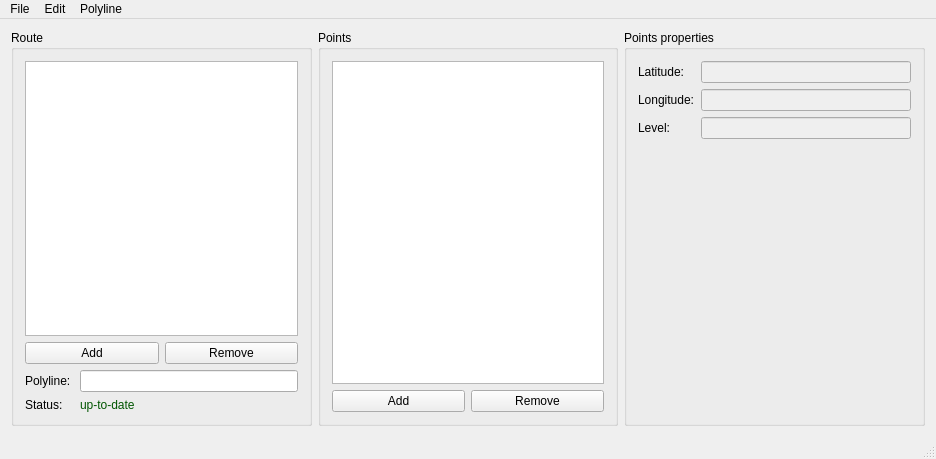
YAXo-O/Software-Engeneering, file Lab01/mainwindow.ui: the form before one commit.
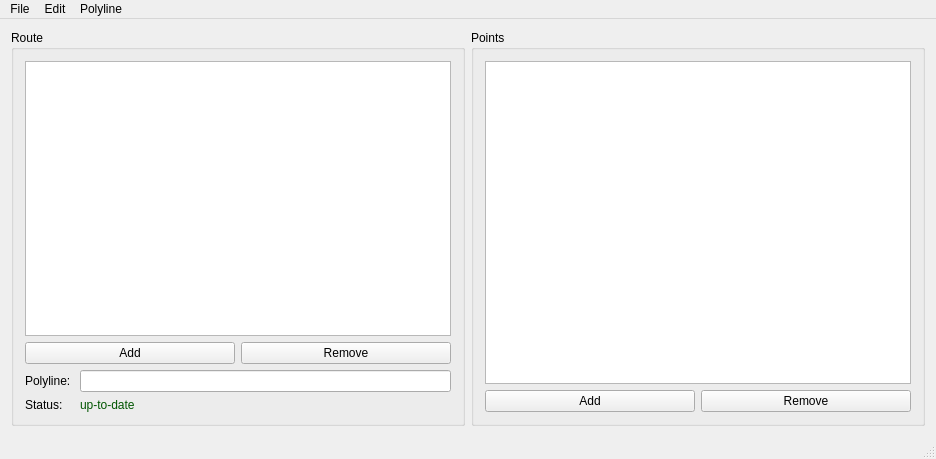
The form after the commit.

Patch:
```diff
--- a/Lab01/mainwindow.ui
+++ b/Lab01/mainwindow.ui
@@ -110,57 +110,6 @@
       </layout>
      </widget>
     </item>
-    <item>
-     <widget class="QGroupBox" name="pointsPropertiesBox">
-      <property name="title">
-       <string>Points properties</string>
-      </property>
-      <layout class="QFormLayout" name="formLayout">
-       <item row="0" column="0">
-        <widget class="QLabel" name="latitudeLabel">
-         <property name="text">
-          <string>Latitude: </string>
-         </property>
-        </widget>
-       </item>
-       <item row="1" column="0">
-        <widget class="QLabel" name="longitudeLabel">
-         <property name="text">
-          <string>Longitude:</string>
-         </property>
-        </widget>
-       </item>
-       <item row="2" column="0">
-        <widget class="QLabel" name="levelLabel">
-         <property name="text">
-          <string>Level: </string>
-         </property>
-        </widget>
-       </item>
-       <item row="0" column="1">
-        <widget class="QLineEdit" name="latitudeLineEdit">
-         <property name="enabled">
-          <bool>false</bool>
-         </property>
-        </widget>
-       </item>
-       <item row="1" column="1">
-        <widget class="QLineEdit" name="longitudeLineEdit">
-         <property name="enabled">
-          <bool>false</bool>
-         </property>
-        </widget>
-       </item>
-       <item row="2" column="1">
-        <widget class="QLineEdit" name="levelLineEdit">
-         <property name="enabled">
-          <bool>false</bool>
-         </property>
-        </widget>
-       </item>
-      </layout>
-     </widget>
-    </item>
    </layout>
   </widget>
   <widget class="QMenuBar" name="menuBar">
```
